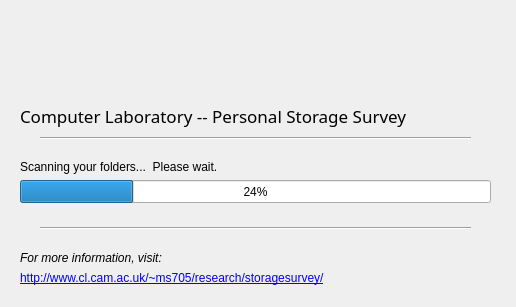
This is src/gui/scanning.ui in ms705/storagestudy as Qt 5 draws it before an edit. The edited form follows.
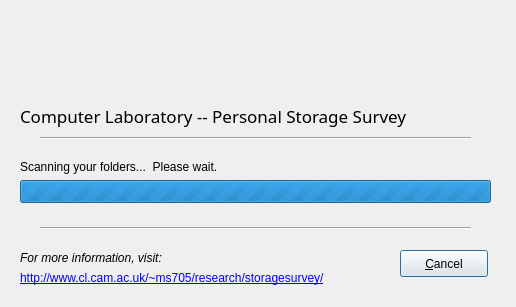
This is the edited form. Icons and pictures are not drawn.

Commit message: Multithreaded scanning with GUI :-)

The edit to the form file:
```diff
--- a/src/gui/scanning.ui
+++ b/src/gui/scanning.ui
@@ -169,8 +169,24 @@
      <height>23</height>
     </rect>
    </property>
+   <property name="maximum">
+    <number>0</number>
+   </property>
    <property name="value">
-    <number>24</number>
+    <number>-1</number>
+   </property>
+  </widget>
+  <widget class="QPushButton" name="btnCancel">
+   <property name="geometry">
+    <rect>
+     <x>400</x>
+     <y>250</y>
+     <width>88</width>
+     <height>27</height>
+    </rect>
+   </property>
+   <property name="text">
+    <string>&amp;Cancel</string>
    </property>
   </widget>
  </widget>
```
The commit also changes 3 other files.
